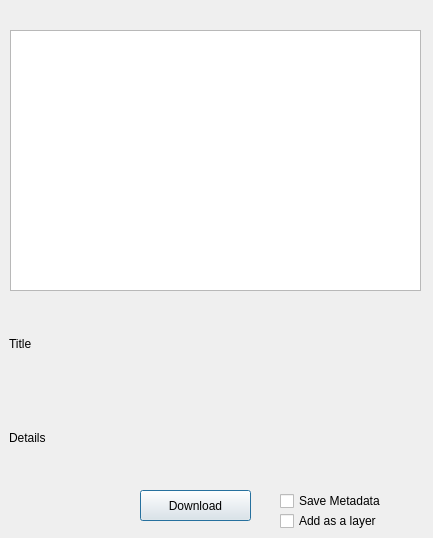
Above: OpenAerialMap/gui/ui/img_browser.ui from hotosm/oam-qgis-plugin before the change. Below: the same form after it.
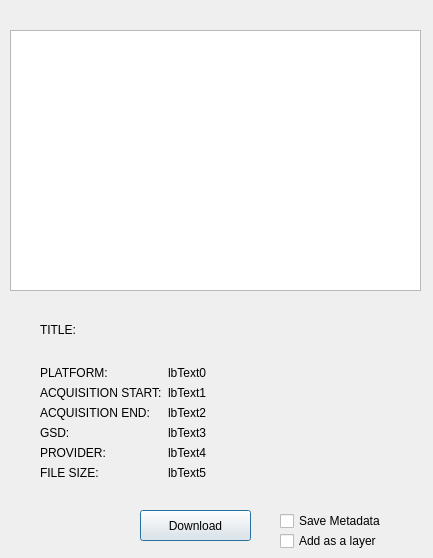
That is the form after the change.

Commit message: Improved GUI of image browser.

What changed in the file:
```diff
--- a/OpenAerialMap/gui/ui/img_browser.ui
+++ b/OpenAerialMap/gui/ui/img_browser.ui
@@ -7,7 +7,7 @@
     <x>0</x>
     <y>0</y>
     <width>433</width>
-    <height>538</height>
+    <height>558</height>
    </rect>
   </property>
   <property name="windowTitle">
@@ -27,7 +27,7 @@
    <property name="geometry">
     <rect>
      <x>140</x>
-     <y>490</y>
+     <y>510</y>
      <width>111</width>
      <height>31</height>
     </rect>
@@ -40,7 +40,7 @@
    <property name="geometry">
     <rect>
      <x>280</x>
-     <y>490</y>
+     <y>510</y>
      <width>111</width>
      <height>22</height>
     </rect>
@@ -53,7 +53,7 @@
    <property name="geometry">
     <rect>
      <x>280</x>
-     <y>510</y>
+     <y>530</y>
      <width>121</width>
      <height>22</height>
     </rect>
@@ -65,26 +65,113 @@
   <widget class="QWidget" name="verticalLayoutWidget">
    <property name="geometry">
     <rect>
-     <x>9</x>
+     <x>40</x>
      <y>300</y>
-     <width>411</width>
-     <height>181</height>
+     <width>351</width>
+     <height>191</height>
     </rect>
    </property>
    <layout class="QVBoxLayout" name="verticalLayout">
     <item>
      <widget class="QLabel" name="lbTitle">
+      <property name="maximumSize">
+       <size>
+        <width>16777215</width>
+        <height>60</height>
+       </size>
+      </property>
       <property name="text">
-       <string>Title</string>
+       <string>TITLE:</string>
       </property>
      </widget>
     </item>
     <item>
-     <widget class="QLabel" name="lbDetails">
-      <property name="text">
-       <string>Details</string>
-      </property>
-     </widget>
+     <layout class="QFormLayout" name="formLayoutMetadata">
+      <item row="0" column="0">
+       <widget class="QLabel" name="lb0">
+        <property name="text">
+         <string>PLATFORM:</string>
+        </property>
+       </widget>
+      </item>
+      <item row="0" column="1">
+       <widget class="QLabel" name="lbText0">
+        <property name="text">
+         <string>lbText0</string>
+        </property>
+       </widget>
+      </item>
+      <item row="1" column="0">
+       <widget class="QLabel" name="lb1">
+        <property name="text">
+         <string>ACQUISITION START:</string>
+        </property>
+       </widget>
+      </item>
+      <item row="1" column="1">
+       <widget class="QLabel" name="lbText1">
+        <property name="text">
+         <string>lbText1</string>
+        </property>
+       </widget>
+      </item>
+      <item row="2" column="0">
+       <widget class="QLabel" name="lb2">
+        <property name="text">
+         <string>ACQUISITION END:</string>
+        </property>
+       </widget>
+      </item>
+      <item row="2" column="1">
+       <widget class="QLabel" name="lbText2">
+        <property name="text">
+         <string>lbText2</string>
+        </property>
+       </widget>
+      </item>
+      <item row="3" column="0">
+       <widget class="QLabel" name="lb3">
+        <property name="text">
+         <string>GSD:</string>
+        </property>
+       </widget>
+      </item>
+      <item row="3" column="1">
+       <widget class="QLabel" name="lbText3">
+        <property name="text">
+         <string>lbText3</string>
+        </property>
+       </widget>
+      </item>
+      <item row="4" column="0">
+       <widget class="QLabel" name="lb4">
+        <property name="text">
+         <string>PROVIDER:</string>
+        </property>
+       </widget>
+      </item>
+      <item row="4" column="1">
+       <widget class="QLabel" name="lbText4">
+        <property name="text">
+         <string>lbText4</string>
+        </property>
+       </widget>
+      </item>
+      <item row="5" column="0">
+       <widget class="QLabel" name="lb5">
+        <property name="text">
+         <string>FILE SIZE:</string>
+        </property>
+       </widget>
+      </item>
+      <item row="5" column="1">
+       <widget class="QLabel" name="lbText5">
+        <property name="text">
+         <string>lbText5</string>
+        </property>
+       </widget>
+      </item>
+     </layout>
     </item>
    </layout>
   </widget>
```
The commit also changes 7 other files.
